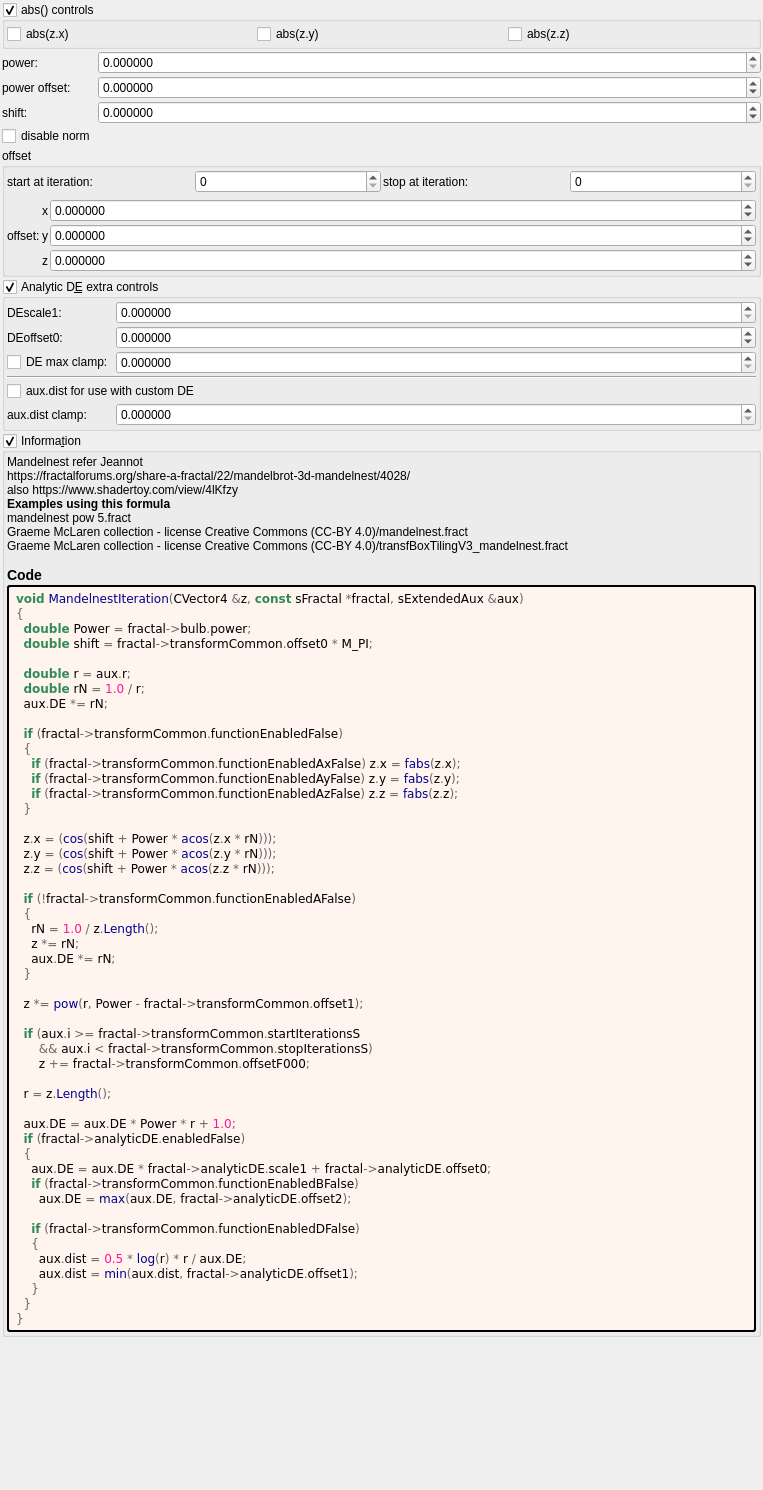
First picture: the form in mandelbulber2/formula/ui/mandelnest.ui, repository buddhi1980/mandelbulber2, before the edit.
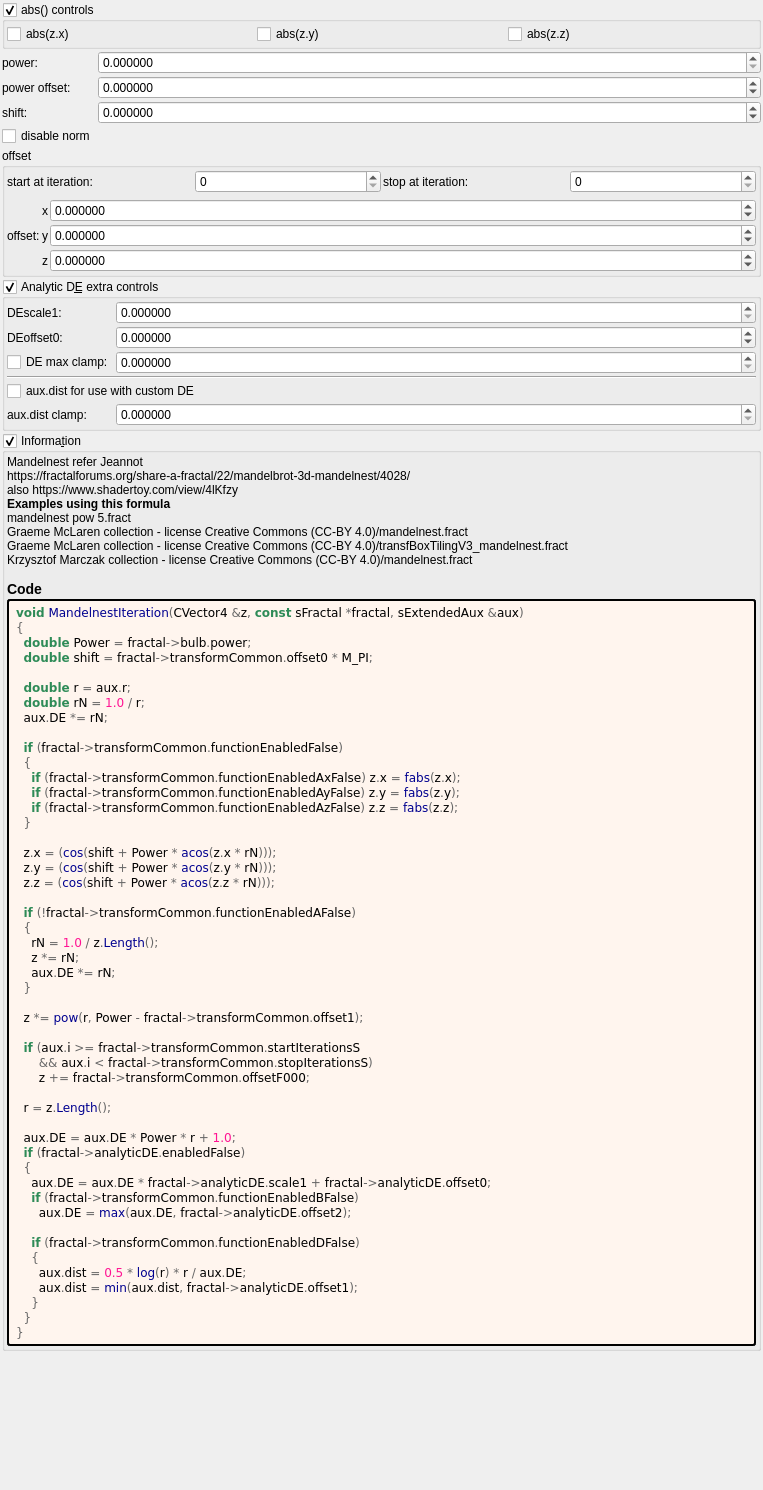
Second picture: the form after the edit. Custom widgets are drawn as their Qt base class.

```diff
--- a/mandelbulber2/formula/ui/mandelnest.ui
+++ b/mandelbulber2/formula/ui/mandelnest.ui
@@ -658,7 +658,7 @@
         <property name="text">
          <string notr="true">&lt;p&gt;Mandelnest refer Jeannot&lt;br&gt;https://fractalforums.org/share-a-fractal/22/mandelbrot-3d-mandelnest/4028/&lt;br&gt;also https://www.shadertoy.com/view/4lKfzy&lt;/p&gt;&lt;table&gt;
 &lt;/table&gt;
-&lt;br&gt;&lt;b&gt;Examples using this formula&lt;/b&gt;&lt;br&gt;mandelnest pow 5.fract&lt;br&gt;Graeme McLaren  collection - license Creative Commons  (CC-BY 4.0)/mandelnest.fract&lt;br&gt;Graeme McLaren  collection - license Creative Commons  (CC-BY 4.0)/transfBoxTilingV3_mandelnest.fract&lt;h3&gt;Code&lt;/h3&gt;</string>
+&lt;br&gt;&lt;b&gt;Examples using this formula&lt;/b&gt;&lt;br&gt;mandelnest pow 5.fract&lt;br&gt;Graeme McLaren  collection - license Creative Commons  (CC-BY 4.0)/mandelnest.fract&lt;br&gt;Graeme McLaren  collection - license Creative Commons  (CC-BY 4.0)/transfBoxTilingV3_mandelnest.fract&lt;br&gt;Krzysztof Marczak collection - license Creative Commons (CC-BY 4.0)/mandelnest.fract&lt;h3&gt;Code&lt;/h3&gt;</string>
         </property>
         <property name="wordWrap">
          <bool>true</bool>
```
